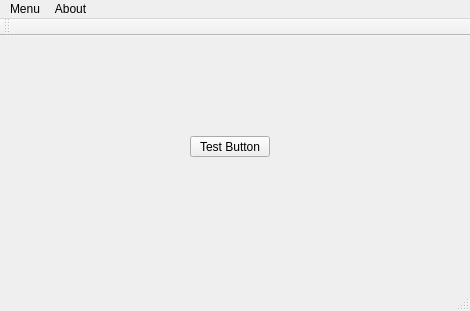
ab22/discord_bot, file ui/mainwindow.ui: the form before one commit.
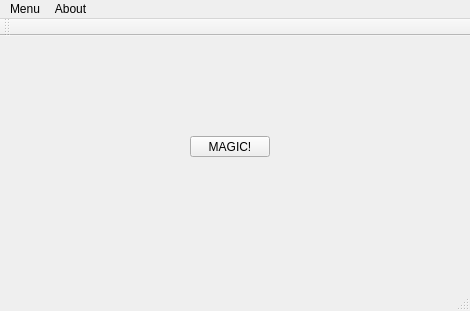
The form after the commit.

```diff
--- a/ui/mainwindow.ui
+++ b/ui/mainwindow.ui
@@ -24,7 +24,7 @@
      </rect>
     </property>
     <property name="text">
-     <string>Test Button</string>
+     <string>MAGIC!</string>
     </property>
    </widget>
   </widget>
```
